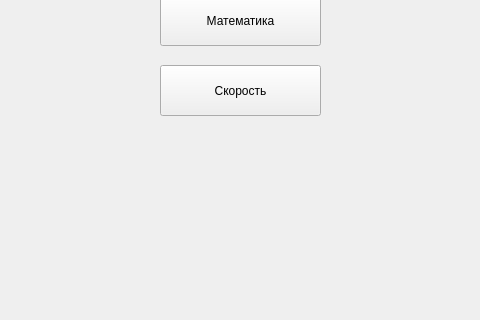
Mikhail-Mrikh/TrainingComplexForBrain-QT-Creator-, file trainingselectionwindow.ui: the form before one commit; both pictures show x 210 to 690 and y 135 to 455 of the 901 by 657 pixel window.
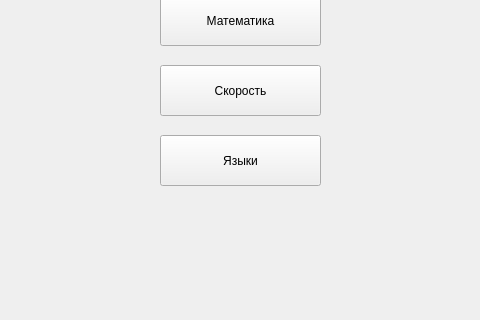
The form after the commit.

What changed in the file:
```diff
--- a/trainingselectionwindow.ui
+++ b/trainingselectionwindow.ui
@@ -104,6 +104,19 @@
       <string/>
      </property>
     </widget>
+    <widget class="QPushButton" name="languageTrainingButton">
+     <property name="geometry">
+      <rect>
+       <x>370</x>
+       <y>270</y>
+       <width>161</width>
+       <height>51</height>
+      </rect>
+     </property>
+     <property name="text">
+      <string>Языки</string>
+     </property>
+    </widget>
    </widget>
    <widget class="QWidget" name="SecondTrainingPage"/>
   </widget>
```
